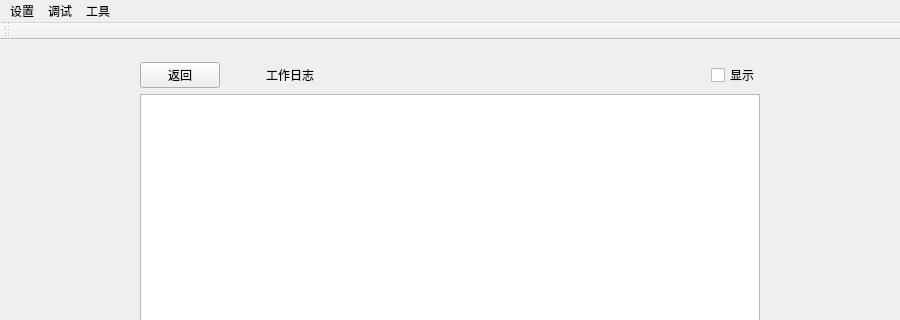
This is robot_gui/mainwindow.ui in CastielLiu/robotGui as Qt 5 draws it before an edit; both pictures show x 0 to 900 and y 0 to 320 of the 900 by 499 pixel window. The edited form follows.
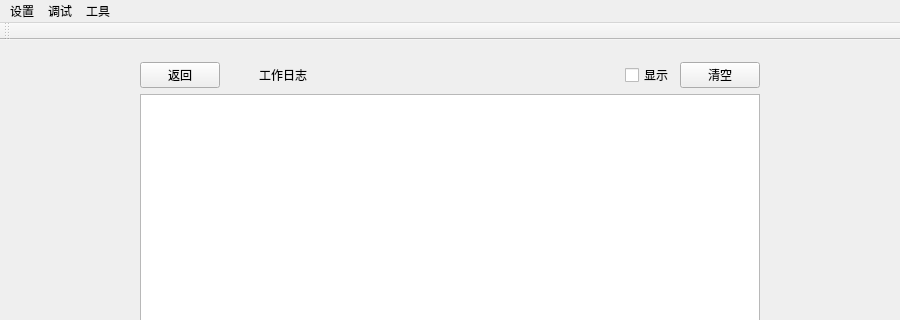
This is the edited form. The open tabs and pages were chosen to show the change. Custom widgets are drawn as their Qt base class.

Diff of the .ui file:
```diff
--- a/robot_gui/mainwindow.ui
+++ b/robot_gui/mainwindow.ui
@@ -701,7 +701,7 @@
         <item>
          <layout class="QVBoxLayout" name="verticalLayout_13">
           <item>
-           <layout class="QHBoxLayout" name="horizontalLayout_7" stretch="1,1,10,1,1">
+           <layout class="QHBoxLayout" name="horizontalLayout_7" stretch="1,1,10,1,1,0">
             <item>
              <widget class="QPushButton" name="pushButton_logpageReturn">
               <property name="text">
@@ -752,6 +752,13 @@
               </property>
              </widget>
             </item>
+            <item>
+             <widget class="QPushButton" name="pushButton_clearWorkLog">
+              <property name="text">
+               <string>清空</string>
+              </property>
+             </widget>
+            </item>
            </layout>
           </item>
           <item>
```
Left out of the diff: 2 changed lines with no effect on the pictures.
